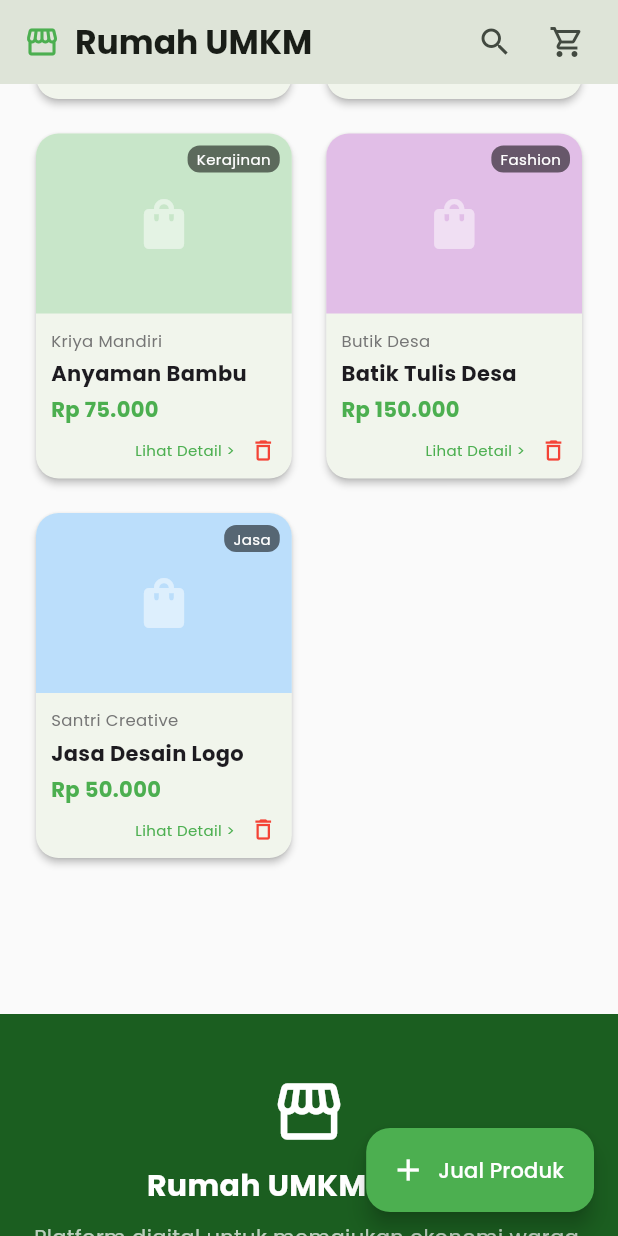
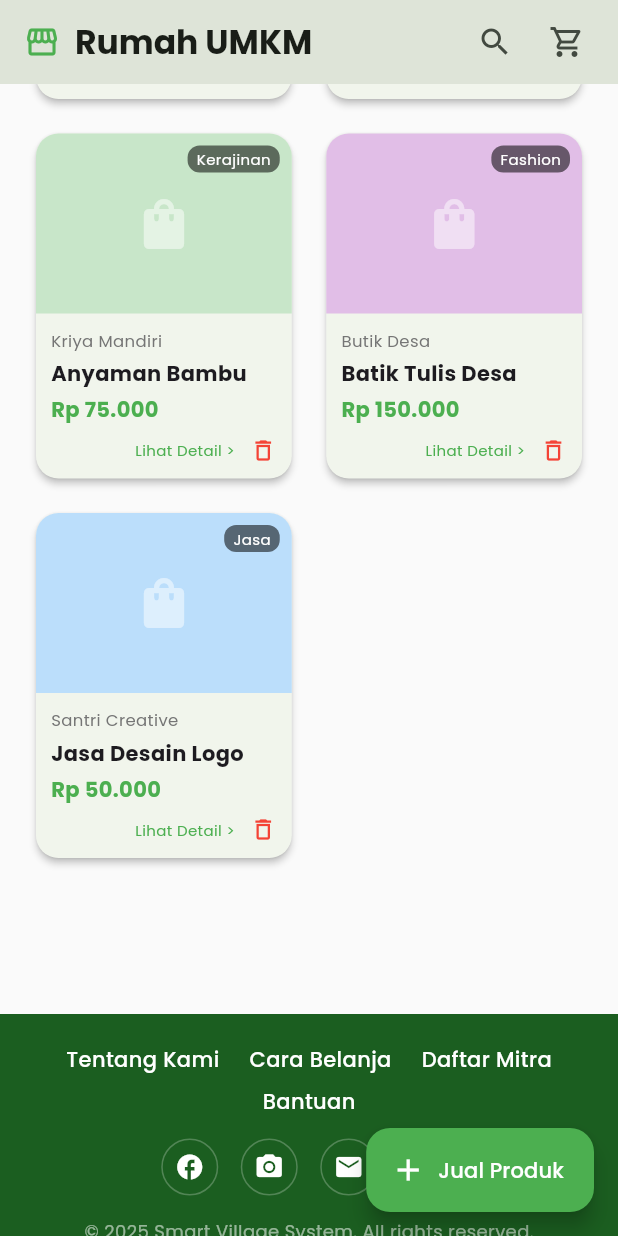
Before and after one commit to zakkutsu/rumah_umkm_app, a Flutter app: the screen it shows after launch, scrolled down 576 dp, on a phone screen of 412 x 824 dp. Run offline on Flutter 3.47's test engine with Material 3 defaults, Android fonts, the phone set to English and light mode, and no system bars; our stand-ins replace go_router, google_fonts.

Commit message:
refactor: Reduce footer height for more compact layout

```diff
--- a/lib/halaman_utama.dart
+++ b/lib/halaman_utama.dart
@@ -482,31 +482,13 @@ class _HalamanUtamaUMKMState extends State<HalamanUtamaUMKM> {
     return Container(
       width: double.infinity,
       color: const Color(0xFF1B5E20), // Hijau Tua
-      padding: const EdgeInsets.symmetric(vertical: 40, horizontal: 20),
+      padding: const EdgeInsets.symmetric(vertical: 20, horizontal: 20),
       child: Column(
         children: [
-          // Logo & Slogan
-          const Icon(Icons.storefront, size: 50, color: Colors.white),
-          const SizedBox(height: 10),
-          const Text(
-            "Rumah UMKM RW 05",
-            style: TextStyle(color: Colors.white, fontSize: 20, fontWeight: FontWeight.bold),
-          ),
-          const SizedBox(height: 10),
-          const Text(
-            "Platform digital untuk memajukan ekonomi warga.\nDari warga, oleh warga, untuk warga.",
-            textAlign: TextAlign.center,
-            style: TextStyle(color: Colors.white70, height: 1.5),
-          ),
-
-          const SizedBox(height: 30),
-          const Divider(color: Colors.white24),
-          const SizedBox(height: 20),
-
           // Menu Link (Baris)
           Wrap(
             spacing: 20,
-            runSpacing: 10,
+            runSpacing: 8,
             alignment: WrapAlignment.center,
             children: [
               _textLink("Tentang Kami"),
@@ -516,7 +498,7 @@ class _HalamanUtamaUMKMState extends State<HalamanUtamaUMKM> {
             ],
           ),
 
-          const SizedBox(height: 30),
+          const SizedBox(height: 15),
 
           // Kontak & Sosmed
           Row(
@@ -532,7 +514,7 @@ class _HalamanUtamaUMKMState extends State<HalamanUtamaUMKM> {
             ],
           ),
 
-          const SizedBox(height: 30),
+          const SizedBox(height: 15),
 
           // Copyright
           const Text(
```
